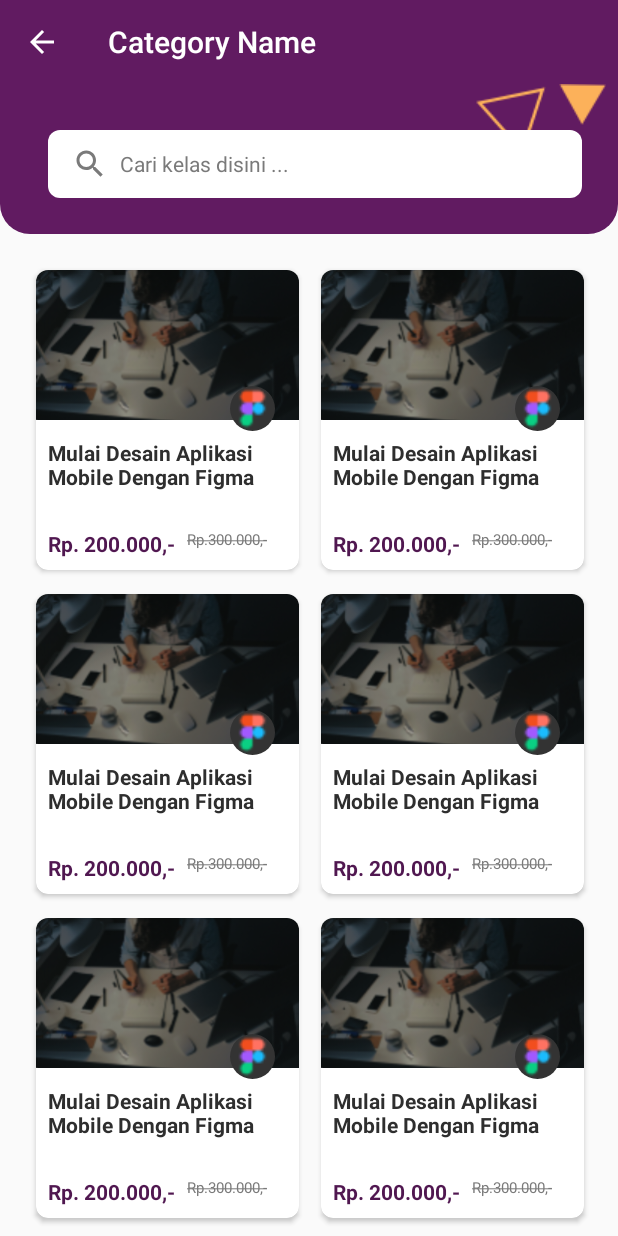
After one commit to amikomcenter/amikomcentermobile, an Android app: the CategoryActivity screen opened directly, with no data from a screen before it, on a phone screen of 412 x 824 dp. The commit adds this screen. Run offline under Robolectric (Android 15) with nearby library versions, the phone set to English and light mode, and no system bars; our stand-ins replace CircleImageView.

Commit message:
activity category done

```diff
--- a/app/src/main/AndroidManifest.xml
+++ b/app/src/main/AndroidManifest.xml
@@ -10,6 +10,7 @@
         android:roundIcon="@mipmap/ic_launcher_round"
         android:supportsRtl="true"
         android:theme="@style/AppTheme">
+        <activity android:name=".CategoryActivity"></activity>
         <activity android:name=".features.dashboard.DashboardActivity" />
         <activity android:name=".features.register.RegisterActivity" />
         <activity
--- /dev/null
+++ b/app/src/main/java/com/amikomcenter/amikomcenter/CategoryActivity.kt
@@ -0,0 +1,38 @@
+package com.amikomcenter.amikomcenter
+
+import androidx.appcompat.app.AppCompatActivity
+import android.os.Bundle
+import androidx.appcompat.widget.Toolbar
+import com.amikomcenter.amikomcenter.adapter.CategoryItemCourseAdapter
+import kotlinx.android.synthetic.main.activity_category.*
+
+class CategoryActivity : AppCompatActivity() {
+
+
+    override fun onCreate(savedInstanceState: Bundle?) {
+        super.onCreate(savedInstanceState)
+        setContentView(R.layout.activity_category)
+
+        val toolbar = findViewById<Toolbar>(R.id.my_appbar)
+
+//        set action bar
+        setActionBar(toolbar, "Category Name",true)
+
+//        set recyclerview item course
+        rvCourseCategory.adapter = CategoryItemCourseAdapter(this)
+
+    }
+
+//    Set ActionBar title, backbutton show or not
+    private fun setActionBar(toolbar: Toolbar, title : String, backButton : Boolean){
+        setSupportActionBar(toolbar)
+        toolbar.title = title
+        supportActionBar?.setDisplayHomeAsUpEnabled(backButton)
+    }
+
+//    ActionBar Back Button Handler
+    override fun onSupportNavigateUp(): Boolean {
+        finish()
+        return super.onSupportNavigateUp()
+    }
+}
--- /dev/null
+++ b/app/src/main/java/com/amikomcenter/amikomcenter/adapter/CategoryItemCourseAdapter.kt
@@ -0,0 +1,37 @@
+package com.amikomcenter.amikomcenter.adapter
+
+import android.content.Context
+import android.graphics.Paint
+import android.view.LayoutInflater
+import android.view.View
+import android.view.ViewGroup
+import android.widget.TextView
+import androidx.recyclerview.widget.RecyclerView
+import com.amikomcenter.amikomcenter.R
+import kotlinx.android.synthetic.main.item_category.view.*
+import kotlinx.android.synthetic.main.item_topcourse.view.*
+
+class CategoryItemCourseAdapter (val context: Context) : RecyclerView.Adapter<CategoryItemCourseViewHolder>(){
+    override fun onCreateViewHolder(parent: ViewGroup, viewType: Int): CategoryItemCourseViewHolder {
+        return CategoryItemCourseViewHolder(LayoutInflater.from(context).inflate(R.layout.item_category, parent, false))
+    }
+
+    override fun onBindViewHolder(holder: CategoryItemCourseViewHolder, position: Int) {
+    }
+
+    override fun getItemCount(): Int {
+        return 10
+    }
+
+}
+
+class CategoryItemCourseViewHolder(inflate: View) : RecyclerView.ViewHolder(inflate) {
+    fun TextView.showStrikeThrough(show: Boolean) {
+        paintFlags =
+            if (show) paintFlags or Paint.STRIKE_THRU_TEXT_FLAG
+            else paintFlags and Paint.STRIKE_THRU_TEXT_FLAG.inv()
+    }
+
+    val tvPriceStrike = inflate.courseItem_price_strike.showStrikeThrough(true)
+
+}
--- a/app/src/main/java/com/amikomcenter/amikomcenter/features/home/HomeFragment.kt
+++ b/app/src/main/java/com/amikomcenter/amikomcenter/features/home/HomeFragment.kt
@@ -1,5 +1,6 @@
 package com.amikomcenter.amikomcenter.features.home
 
+import android.content.Intent
 import android.graphics.Paint
 import android.os.Bundle
 import androidx.fragment.app.Fragment
@@ -7,6 +8,7 @@ import android.view.LayoutInflater
 import android.view.View
 import android.view.ViewGroup
 import android.widget.TextView
+import com.amikomcenter.amikomcenter.CategoryActivity
 import com.amikomcenter.amikomcenter.R
 import com.amikomcenter.amikomcenter.adapter.HomeAmikomCenterBlogAdapter
 import com.amikomcenter.amikomcenter.adapter.HomeCarouselAdapter
@@ -29,6 +31,11 @@ class HomeFragment : Fragment() {
         rvTopCourse.adapter = HomeTopCourseAdapter(view.context)
         rv_amikomcenterblog.adapter = HomeAmikomCenterBlogAdapter(view.context)
 
+        imageButton2.setOnClickListener {
+            val iCategory = Intent(context, CategoryActivity::class.java)
+            startActivity(iCategory)
+        }
+
     }
 
 
--- /dev/null
+++ b/app/src/main/res/drawable/bg_curved_category.xml
@@ -0,0 +1,27 @@
+<?xml version="1.0" encoding="utf-8"?>
+<layer-list xmlns:android="http://schemas.android.com/apk/res/android">
+
+    <item>
+        <shape>
+
+            <solid
+                android:color="@color/colorPrimary"
+                />
+
+            <corners
+                android:bottomLeftRadius="20dp"
+                android:bottomRightRadius="20dp"
+                />
+
+        </shape>
+    </item>
+
+    <item
+        android:right="8dp">
+        <bitmap
+            android:src="@drawable/accent_bg_categroy"
+            android:gravity="top|right"
+            />
+    </item>
+
+</layer-list>
--- /dev/null
+++ b/app/src/main/res/drawable/bg_white_rounded.xml
@@ -0,0 +1,8 @@
+<?xml version="1.0" encoding="utf-8"?>
+<shape xmlns:android="http://schemas.android.com/apk/res/android">
+    <solid
+        android:color="@color/white"/>
+
+    <corners
+        android:radius="8dp"/>
+</shape>
--- /dev/null
+++ b/app/src/main/res/drawable/ic_baseline_search_24_grey.xml
@@ -0,0 +1,5 @@
+<vector android:height="24dp" android:tint="#7A7A7A"
+    android:viewportHeight="24" android:viewportWidth="24"
+    android:width="24dp" xmlns:android="http://schemas.android.com/apk/res/android">
+    <path android:fillColor="@android:color/white" android:pathData="M15.5,14h-0.79l-0.28,-0.27C15.41,12.59 16,11.11 16,9.5 16,5.91 13.09,3 9.5,3S3,5.91 3,9.5 5.91,16 9.5,16c1.61,0 3.09,-0.59 4.23,-1.57l0.27,0.28v0.79l5,4.99L20.49,19l-4.99,-5zM9.5,14C7.01,14 5,11.99 5,9.5S7.01,5 9.5,5 14,7.01 14,9.5 11.99,14 9.5,14z"/>
+</vector>
--- /dev/null
+++ b/app/src/main/res/layout/activity_category.xml
@@ -0,0 +1,86 @@
+<?xml version="1.0" encoding="utf-8"?>
+<androidx.constraintlayout.widget.ConstraintLayout xmlns:android="http://schemas.android.com/apk/res/android"
+    xmlns:app="http://schemas.android.com/apk/res-auto"
+    xmlns:tools="http://schemas.android.com/tools"
+    android:layout_width="match_parent"
+    android:layout_height="match_parent"
+    tools:context=".CategoryActivity">
+
+    <include
+        android:id="@+id/my_appbar"
+        layout="@layout/my_appbar"/>
+
+    <androidx.constraintlayout.widget.ConstraintLayout
+        android:id="@+id/akun_head_layout"
+        android:layout_width="match_parent"
+        android:layout_height="100dp"
+        android:background="@drawable/bg_curved_category"
+        android:paddingStart="32dp"
+        android:paddingEnd="24dp"
+        android:paddingBottom="16dp"
+        app:layout_constraintTop_toBottomOf="@+id/my_appbar">
+
+        <LinearLayout
+            android:id="@+id/linearLayout5"
+            android:layout_width="match_parent"
+            android:layout_height="wrap_content"
+            android:gravity="center"
+            android:orientation="horizontal"
+            android:paddingVertical="8dp"
+            app:layout_constraintBottom_toBottomOf="parent"
+            app:layout_constraintEnd_toEndOf="parent"
+            app:layout_constraintStart_toStartOf="parent">
+
+            <LinearLayout
+                android:layout_width="match_parent"
+                android:layout_height="45dp"
+                android:background="@drawable/bg_white_rounded"
+                android:gravity="center"
+                android:orientation="horizontal"
+                android:paddingHorizontal="16dp"
+                app:layout_constraintBottom_toBottomOf="parent"
+                tools:ignore="UselessParent">
+
+                <ImageView
+                    android:layout_width="wrap_content"
+                    android:layout_height="wrap_content"
+                    android:layout_marginEnd="8dp"
+                    android:src="@drawable/ic_baseline_search_24_grey"
+                    tools:ignore="ContentDescription" />
+
+                <EditText
+                    android:id="@+id/et_searchbar_category"
+                    android:layout_width="match_parent"
+                    android:layout_height="match_parent"
+                    android:background="@color/transparent"
+                    android:hint="@string/dummy_search"
+                    android:textColor="@color/topcourse_textcolor"
+                    android:textColorHint="@color/grey"
+                    android:textSize="14sp"
+                    android:importantForAutofill="no"
+                    android:inputType="text" />
+            </LinearLayout>
+
+        </LinearLayout>
+
+    </androidx.constraintlayout.widget.ConstraintLayout>
+
+    <androidx.recyclerview.widget.RecyclerView
+        android:id="@+id/rvCourseCategory"
+        android:layout_width="match_parent"
+        android:layout_height="0dp"
+        android:layout_marginTop="16dp"
+        android:paddingHorizontal="16dp"
+        app:layoutManager="androidx.recyclerview.widget.GridLayoutManager"
+        app:layout_constraintBottom_toBottomOf="parent"
+        app:layout_constraintEnd_toEndOf="parent"
+        app:layout_constraintStart_toStartOf="parent"
+        app:layout_constraintTop_toBottomOf="@id/akun_head_layout"
+        tools:listitem="@layout/item_category"
+        tools:itemCount="10"
+        app:spanCount="2"
+        />
+
+
+
+</androidx.constraintlayout.widget.ConstraintLayout>
--- /dev/null
+++ b/app/src/main/res/layout/item_category.xml
@@ -0,0 +1,88 @@
+<?xml version="1.0" encoding="utf-8"?>
+<androidx.cardview.widget.CardView xmlns:android="http://schemas.android.com/apk/res/android"
+    xmlns:app="http://schemas.android.com/apk/res-auto"
+    xmlns:tools="http://schemas.android.com/tools"
+    android:layout_width="175dp"
+    android:layout_height="wrap_content"
+    android:layout_margin="8dp"
+    app:cardCornerRadius="8dp"
+    android:elevation="8dp"
+    android:clickable="true"
+    android:foreground="?selectableItemBackground">
+
+    <androidx.constraintlayout.widget.ConstraintLayout
+        android:layout_width="match_parent"
+        android:layout_height="200dp">
+
+        <ImageView
+            android:id="@+id/courseItem_img"
+            android:layout_width="match_parent"
+            android:layout_height="100dp"
+            android:contentDescription="@string/app_name"
+            android:scaleType="centerCrop"
+            android:src="@drawable/dummy_item_category"
+            app:layout_constraintEnd_toEndOf="parent"
+            app:layout_constraintStart_toStartOf="parent"
+            app:layout_constraintTop_toTopOf="parent" />
+
+        <de.hdodenhof.circleimageview.CircleImageView
+            android:id="@+id/courseItem_tools"
+            android:layout_width="30dp"
+            android:layout_height="39dp"
+            android:layout_marginEnd="16dp"
+            android:scaleType="centerCrop"
+            android:src="@drawable/dummy_course_tools"
+            app:layout_constraintBottom_toTopOf="@+id/guideline"
+            app:layout_constraintEnd_toEndOf="parent" />
+
+        <androidx.constraintlayout.widget.Guideline
+            android:id="@+id/guideline"
+            android:layout_width="wrap_content"
+            android:layout_height="wrap_content"
+            android:orientation="horizontal"
+            app:layout_constraintGuide_begin="112dp" />
+
+        <TextView
+            android:id="@+id/courseItem_title"
+            android:layout_width="match_parent"
+            android:layout_height="wrap_content"
+            android:layout_marginHorizontal="8dp"
+            android:text="@string/dummy_topcourse_text"
+            android:textColor="@color/topcourse_textcolor"
+            android:textStyle="bold"
+            app:layout_constraintEnd_toEndOf="parent"
+            app:layout_constraintStart_toStartOf="parent"
+            app:layout_constraintTop_toTopOf="@+id/guideline"
+            tools:ignore="SmallSp" />
+
+        <TextView
+            android:id="@+id/courseItem_price"
+            android:layout_width="wrap_content"
+            android:layout_height="wrap_content"
+            android:layout_marginStart="8dp"
+            android:layout_marginBottom="8dp"
+            android:textStyle="bold"
+            android:text="@string/dummy_topCoursePrice"
+            android:textColor="@color/colorPrimaryDark"
+            app:layout_constraintBottom_toBottomOf="parent"
+            app:layout_constraintStart_toStartOf="parent" />
+
+        <TextView
+            android:id="@+id/courseItem_price_strike"
+            android:layout_width="wrap_content"
+            android:layout_height="wrap_content"
+            android:text="@string/dummy_PriceStrike"
+            android:textSize="10dp"
+            android:textColor="@color/grey"
+            android:layout_marginStart="8dp"
+            app:layout_constraintStart_toEndOf="@+id/courseItem_price"
+            app:layout_constraintTop_toTopOf="@+id/courseItem_price" />
+
+
+
+
+
+
+    </androidx.constraintlayout.widget.ConstraintLayout>
+
+</androidx.cardview.widget.CardView>
--- a/app/src/main/res/values/colors.xml
+++ b/app/src/main/res/values/colors.xml
@@ -10,5 +10,6 @@
     <color name="topcourse_textcolor">#2E2E2E</color>
     <color name="colorPrimaryLight">#AA88EB</color>
     <color name="shadow_grey">#0A000000</color>
+    <color name="grey">#7A7A7A</color>
 
 </resources>
```
Also changed, not shown: app/src/main/res/drawable/accent_bg_categroy.png (added), app/src/main/res/drawable/dummy_course_tools.png (added), app/src/main/res/drawable/dummy_item_category.png (added).
